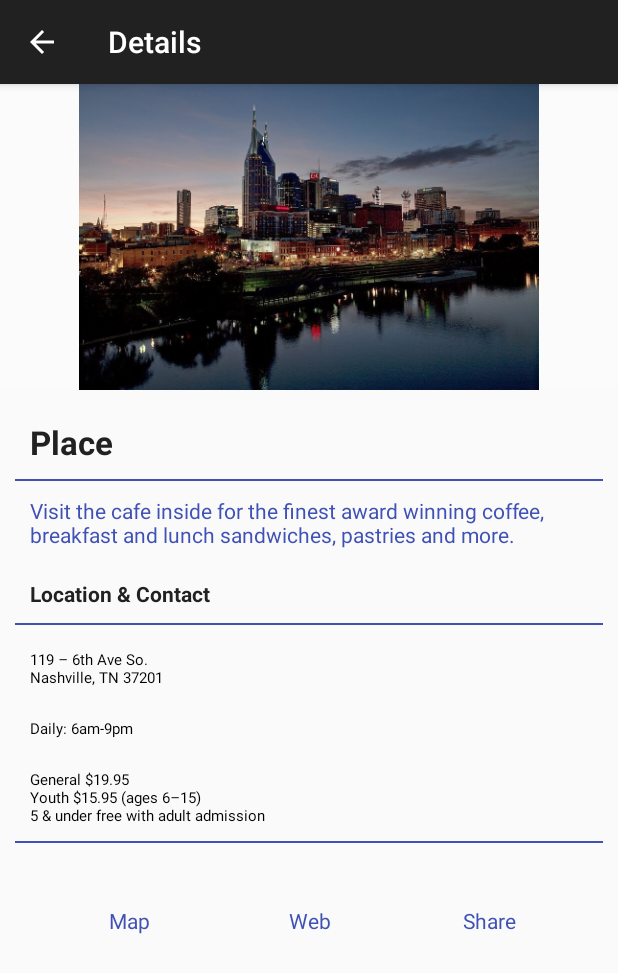
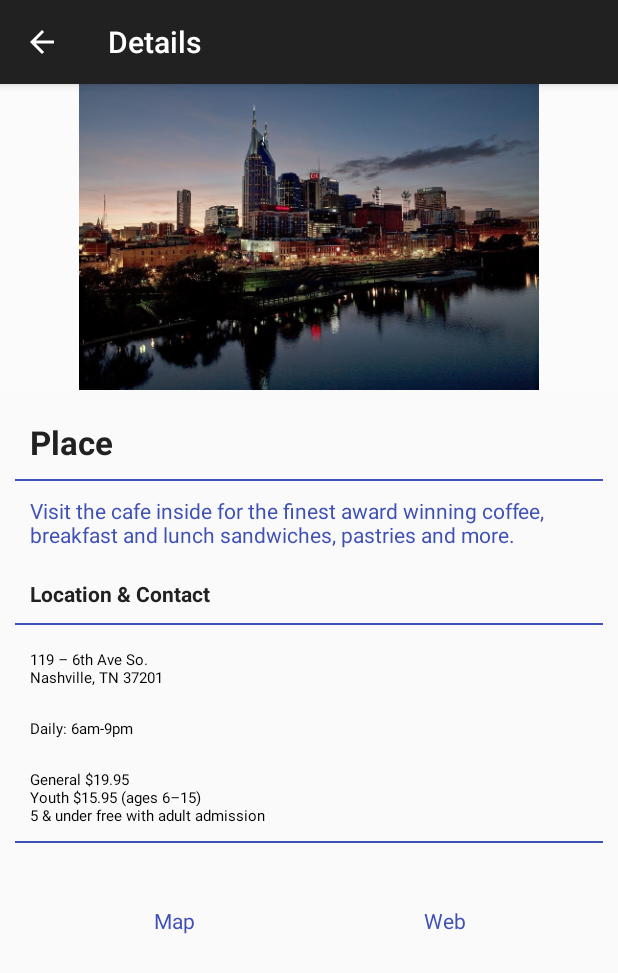
Before and after one commit to inkedblots/NashvilleTourGuide, an Android app: the LocationDetailActivity screen opened directly, with no data from a screen before it, on a phone screen of 412 x 824 dp. Shown: the top 973 px of the screen. Run offline under Robolectric (Android 15) with nearby library versions, the phone set to English and light mode, and no system bars.

Commit message:
minor note editing

```diff
--- a/app/src/main/java/com/example/android/tourguideapp/MusicFragment.java
+++ b/app/src/main/java/com/example/android/tourguideapp/MusicFragment.java
@@ -47,7 +47,7 @@ public class MusicFragment extends Fragment {
                 getString(R.string.musicDescription4), R.drawable.walkoffame));
 
         // This list item layout contains a layout of location information, that includes
-        // title, address, opening hours, description and photo of the location which the adapter will
+        // title, address, business hours, description and photo of the location which the adapter will
         // set to display.
         LocationAdapter adapter = new LocationAdapter(getActivity(), locations);
         // Find the {@Link ListView} object in the view hierarchy of the {@Link Activity}.
@@ -59,13 +59,13 @@ public class MusicFragment extends Fragment {
         // 1 argument, which is the {@link ArrayAdapter} with the variable name itemsAdapter.
         listView.setAdapter(adapter);
 
-        // Set a click listener to select the music when the card is clicked on.
+        // Set a click listener to select the location when the card is clicked on.
         listView.setOnItemClickListener(new AdapterView.OnItemClickListener() {
             @Override
             public void onItemClick(AdapterView<?> parent, View view, int position, long id) {
 
                 // Send intent to new {@Link LocationDetailActivity} with details for the current selected
-                // music.
+                // location.
                 Intent intent = new Intent(getActivity(), LocationDetailActivity.class);
                 startActivity(intent);
 
--- a/app/src/main/res/layout/location_detail.xml
+++ b/app/src/main/res/layout/location_detail.xml
@@ -18,13 +18,13 @@
             android:layout_height="match_parent"
             android:fitsSystemWindows="true"
             app:contentScrim="?attr/colorPrimary"
-            app:expandedTitleMarginEnd="64dp"
-            app:expandedTitleMarginStart="48dp"
+            app:expandedTitleMarginEnd="@dimen/expandedTitleMarginEnd"
+            app:expandedTitleMarginStart="@dimen/expandedTitleMarginStart"
             app:layout_scrollFlags="scroll|exitUntilCollapsed">
 
             <ImageView
                 android:layout_width="match_parent"
-                android:layout_height="wrap_content"
+                android:layout_height="match_parent"
                 android:contentDescription="@string/museumDescription"
                 android:fitsSystemWindows="true"
                 android:scaleType="centerInside"
@@ -33,7 +33,7 @@
 
         </android.support.design.widget.CollapsingToolbarLayout>
     </android.support.design.widget.AppBarLayout>
-
+        <!-- Scrollable View-->
     <android.support.v4.widget.NestedScrollView
         android:layout_width="match_parent"
         android:layout_height="match_parent"
@@ -117,7 +117,7 @@
 
             <LinearLayout
                 android:layout_width="match_parent"
-                android:layout_height="wrap_content"
+                android:layout_height="match_parent"
                 android:layout_margin="@dimen/margin6dp"
                 android:orientation="horizontal"
                 android:padding="@dimen/padding10dp">
@@ -140,14 +140,6 @@
                     android:text="@string/webUrl"
                     android:textColor="@color/colorPrimary" />
 
-                <TextView
-                    android:layout_width="@dimen/width_0dp"
-                    android:layout_height="wrap_content"
-                    android:layout_weight="1"
-                    android:drawablePadding="@dimen/drawablePadding"
-                    android:gravity="center"
-                    android:text="@string/shareText"
-                    android:textColor="@color/colorPrimary" />
             </LinearLayout>
 
         </LinearLayout>
--- a/app/src/main/res/layout/location_list.xml
+++ b/app/src/main/res/layout/location_list.xml
@@ -16,10 +16,11 @@
             android:layout_width="match_parent"
             android:layout_height="wrap_content">
 
+            <!-- For main category images-->
             <ImageView
                 android:id="@+id/imageOfLocation"
                 style="@style/imageLocation"
-                android:layout_height="170dp"
+                android:layout_height="175dp"
                 android:layout_marginTop="20dp"
                 android:contentDescription="@string/imageOfLocation"
                 android:src="@drawable/nashvilleskyline1280" />
--- a/app/src/main/res/values/dimens.xml
+++ b/app/src/main/res/values/dimens.xml
@@ -15,7 +15,7 @@
     <dimen name="width_0dp">0dp</dimen>
 
     <!-- Title of Location -->
-    <dimen name="heightImageLocation">150dp</dimen>
+    <dimen name="heightImageLocation">250dp</dimen>
     <dimen name="titleHeight">40dp</dimen>
     <dimen name="titleTextSize">15sp</dimen>
     <dimen name="drawablePadding">8dp</dimen>
@@ -23,10 +23,10 @@
     <dimen name="textTitle">22sp</dimen>
 
     <!-- AboutNashville View -->
-    <!--<dimen name="expandedTitleMarginEnd">64dp</dimen>-->
-    <!--<dimen name="expandedTitleMarginStart">48dp</dimen>-->
+    <dimen name="expandedTitleMarginEnd">64dp</dimen>
+    <dimen name="expandedTitleMarginStart">48dp</dimen>
     <dimen name="margin_map">8dp</dimen>
-    <dimen name="marginMta">50dp</dimen>
+
     <dimen name="height_nav">350dp</dimen>
     <dimen name="textSizeMta">20sp</dimen>
     <dimen name="textAboutInfo">18sp</dimen>
--- a/app/src/main/res/values/strings.xml
+++ b/app/src/main/res/values/strings.xml
@@ -24,7 +24,6 @@
     <string name="contactText">Location &amp; Contact</string>
     <string name="map">Map</string>
     <string name="webUrl">Web</string>
-    <string name="shareText">Share</string>
 
     <string name="imageOfLocation">Image</string>
     <string name="cityMap">Map of Nashville</string>
--- a/app/src/main/res/values/styles.xml
+++ b/app/src/main/res/values/styles.xml
@@ -7,7 +7,7 @@
         <item name="colorAccent">@color/colorAccent</item>
     </style>
 
-    <!-- Image of a Location -->
+    <!-- Image of Location -->
     <style name="imageLocation">
         <item name="android:layout_width">match_parent</item>
         <item name="android:layout_height">@dimen/heightImageLocation</item>
```
